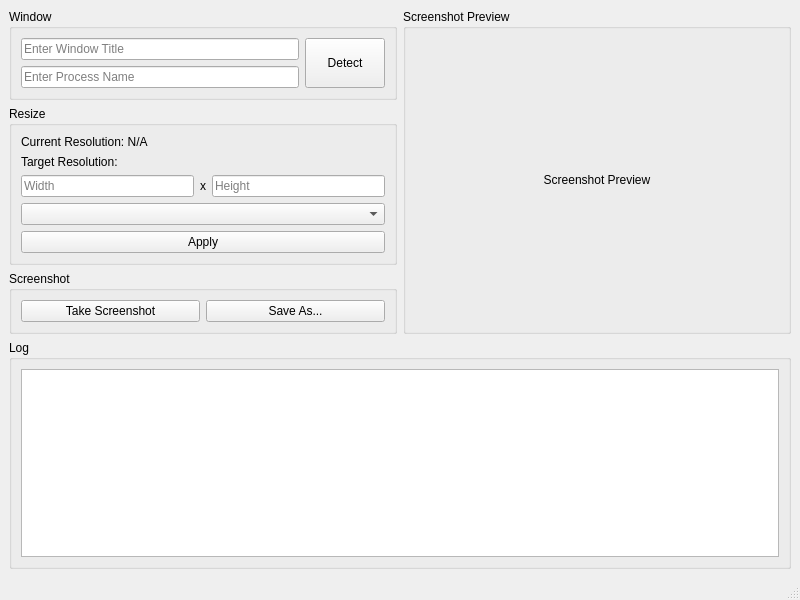
This is main_window.ui in esun-z/WindowResizer as Qt 5 draws it before an edit. The edited form follows.
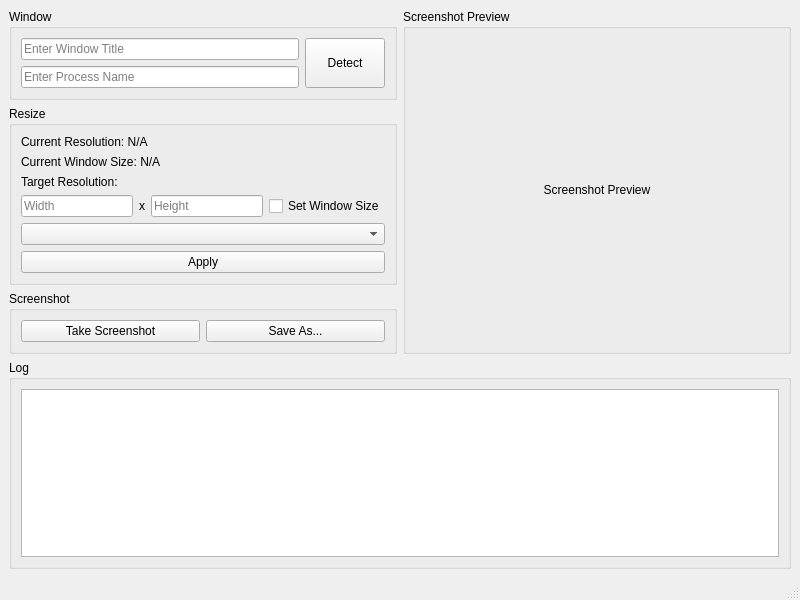
This is the edited form.

Commit message: feat: set either client size or window size

The edit to the form file:
```diff
--- a/main_window.ui
+++ b/main_window.ui
@@ -78,6 +78,13 @@
              </property>
             </widget>
            </item>
+           <item>
+            <widget class="QLabel" name="current_window_size_label">
+             <property name="text">
+              <string>Current Window Size: N/A</string>
+             </property>
+            </widget>
+           </item>
            <item>
             <widget class="QLabel" name="target_resolution_label">
              <property name="text">
@@ -111,6 +118,13 @@
                </property>
               </widget>
              </item>
+             <item>
+              <widget class="QCheckBox" name="set_window_size_checkbox">
+               <property name="text">
+                <string>Set Window Size</string>
+               </property>
+              </widget>
+             </item>
             </layout>
            </item>
            <item>
```
The commit also changes 3 other files.
